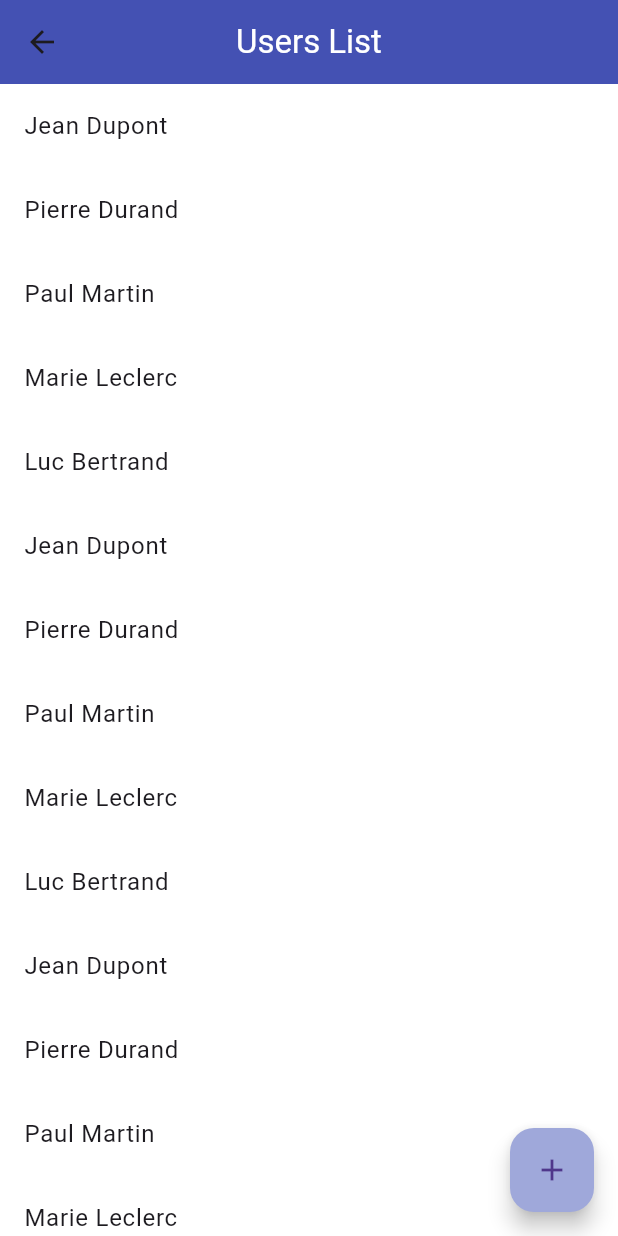
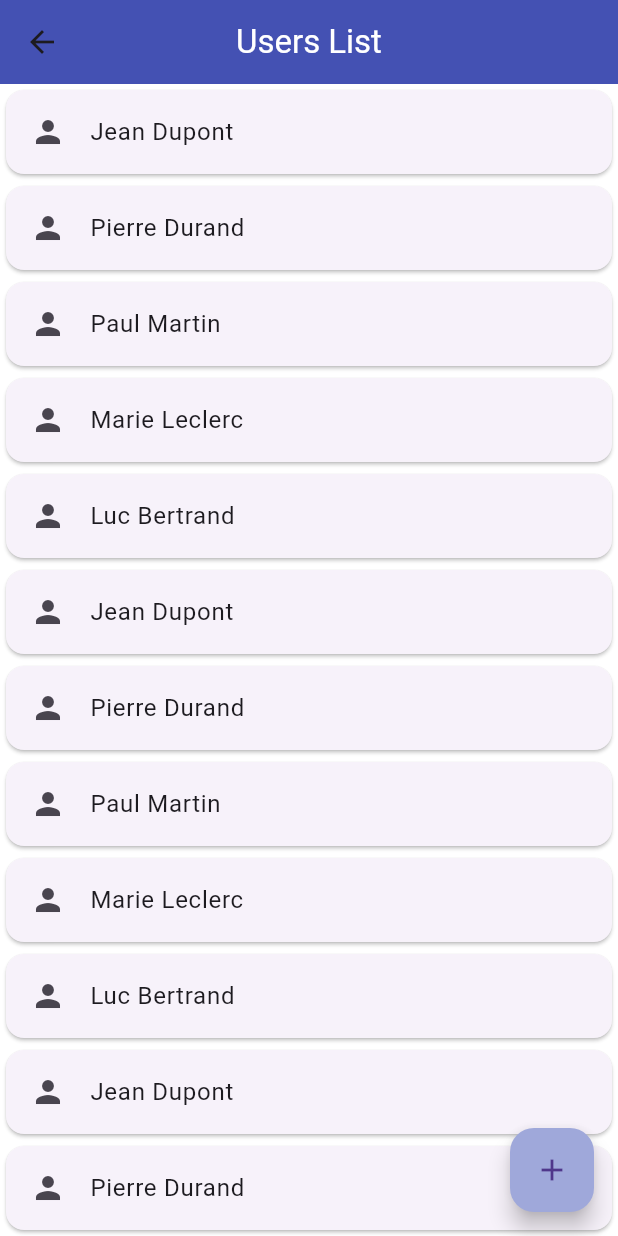
Before and after one commit to Antschw/intellij_flutter_test, a Flutter app: the UsersListScreen screen opened by its route, on a phone screen of 412 x 824 dp. Run offline on Flutter 3.47's test engine with Material 3 defaults, Android fonts, the phone set to English and light mode, and no system bars; our stand-ins replace audioplayers, package_info_plus.

Commit message:
Mise en place de la suppression des utilisateurs de la liste

```diff
--- a/lib/screens/users_list_screen.dart
+++ b/lib/screens/users_list_screen.dart
@@ -1,7 +1,6 @@
 import 'package:flutter/material.dart';
 import 'package:intellij_flutter_test/controller/user_controller.dart';
 import 'package:intellij_flutter_test/model/user.dart';
-
 
 class UsersListScreen extends StatefulWidget {
   const UsersListScreen({super.key});
@@ -13,19 +12,43 @@ class UsersListScreen extends StatefulWidget {
 }
 
 class _UsersListScreen extends State<UsersListScreen> {
-  UserController _userController = UserController();
+  final UserController _userController = UserController();
+
   @override
   void initState() {
     super.initState();
     _userController.loadUsers();
   }
+
   Widget _buildUserList() {
     return ListView.builder(
       itemCount: _userController.users.length,
       itemBuilder: (BuildContext context, int index) {
         User user = _userController.users[index];
-        return ListTile(
-          title: Text('${user.prenom} ${user.nom}'),
+
+        return Dismissible(
+          key: Key('${user.prenom}${user.nom}'),
+          direction: DismissDirection.startToEnd,
+          onDismissed: (direction) {
+            setState(() {
+              _userController.users.removeAt(index);
+            });
+            ScaffoldMessenger.of(context).showSnackBar(
+              SnackBar(content: Text('${user.prenom} ${user.nom} supprimé')),
+            );
+          },
+          background: Container(
+            color: Colors.red,
+            alignment: Alignment.centerRight,
+            padding: const EdgeInsets.only(right: 20),
+            child: const Icon(Icons.delete, color: Colors.white),
+          ),
+          child: Card(
+            child: ListTile(
+              leading: const Icon(Icons.person),
+              title: Text('${user.prenom} ${user.nom}'),
+            ),
+          ),
         );
       },
     );
@@ -50,7 +73,8 @@ class _UsersListScreen extends State<UsersListScreen> {
       builder: (BuildContext context) {
         return AlertDialog(
           backgroundColor: Colors.indigo.shade50,
-          title: const Text('Ajouter un utilisateur', style: TextStyle(color: Colors.black)),
+          title: const Text('Ajouter un utilisateur',
+              style: TextStyle(color: Colors.black)),
           content: Form(
             key: formKey,
             child: Column(
@@ -85,13 +109,15 @@ class _UsersListScreen extends State<UsersListScreen> {
           ),
           actions: <Widget>[
             TextButton(
-              child: const Text('Annuler', style: TextStyle(color: Colors.black)),
+              child:
+                  const Text('Annuler', style: TextStyle(color: Colors.black)),
               onPressed: () {
                 Navigator.of(context).pop();
               },
             ),
             TextButton(
-              child: const Text('Ajouter', style: TextStyle(color: Colors.black)),
+              child:
+                  const Text('Ajouter', style: TextStyle(color: Colors.black)),
               onPressed: () {
                 if (formKey.currentState!.validate()) {
                   formKey.currentState!.save();
```
